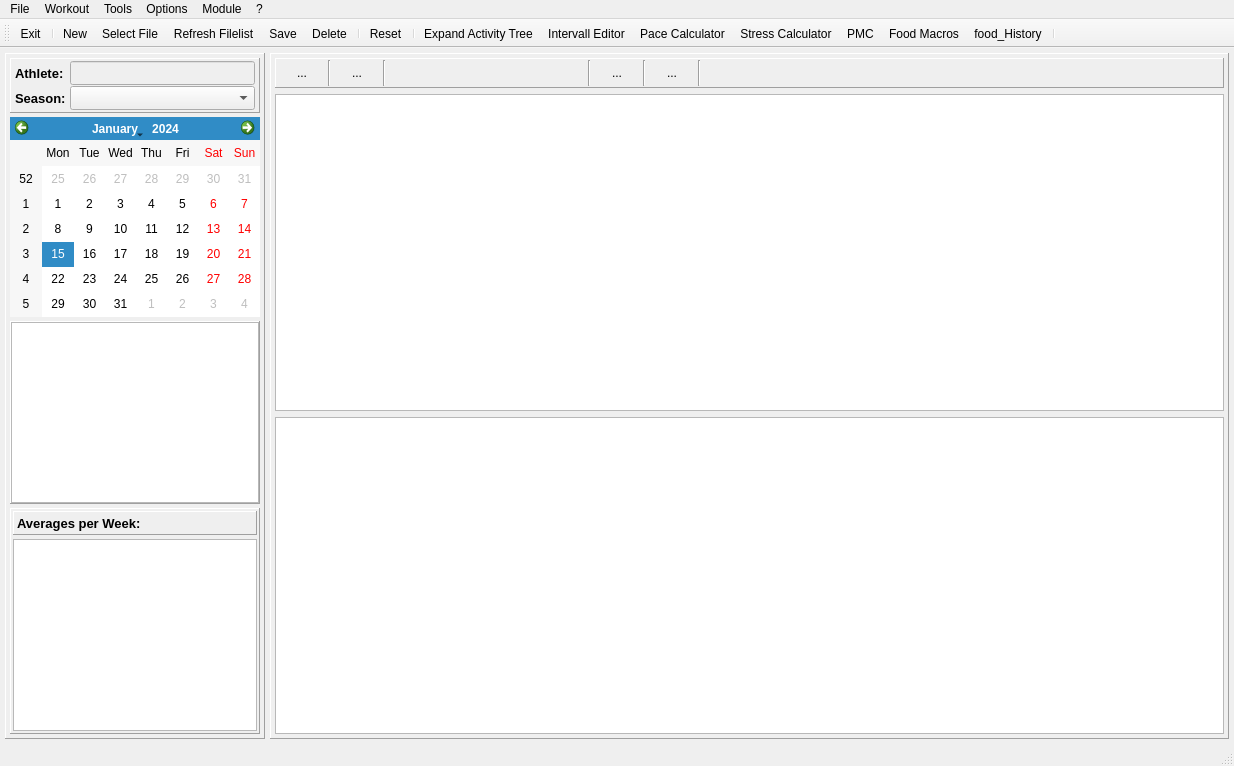
First picture: the form in mainwindow.ui, repository Tria-Andy/WorkoutEditor, before the edit.
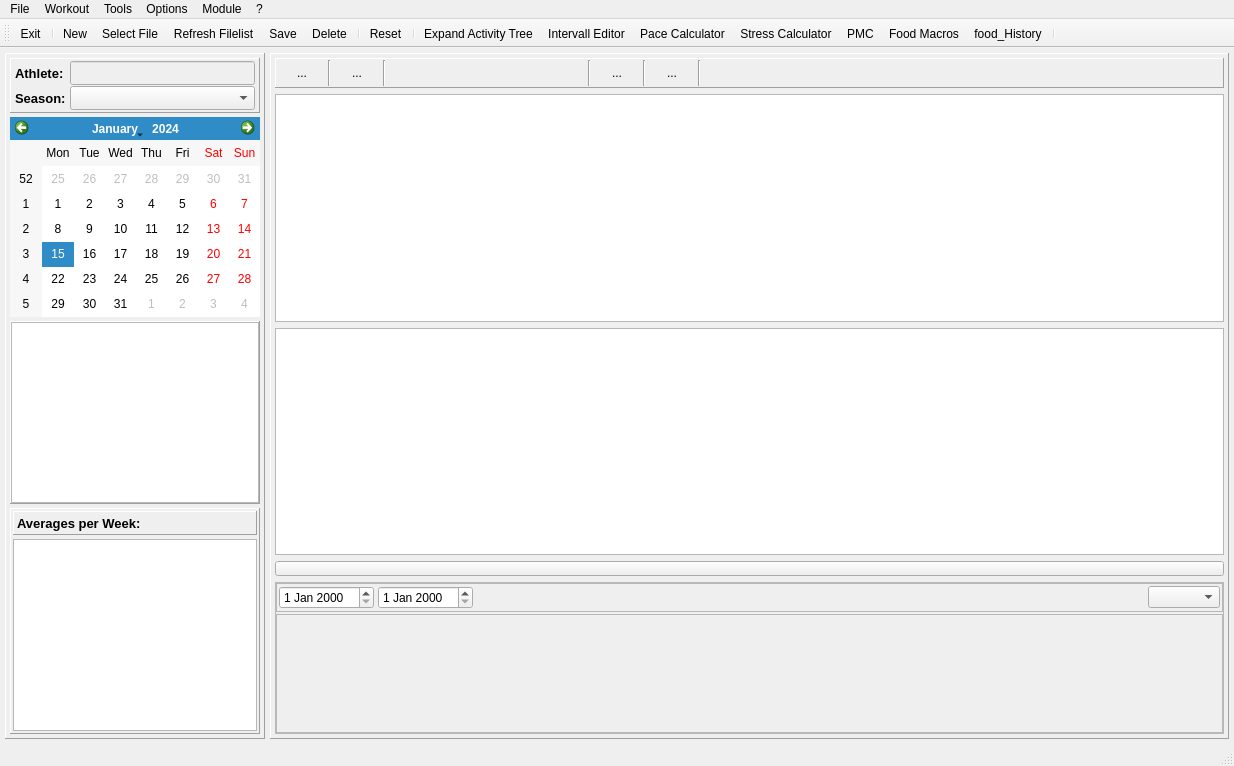
Second picture: the form after the edit. Icons and pictures are not drawn. Custom widgets are drawn as their Qt base class.

```diff
--- a/mainwindow.ui
+++ b/mainwindow.ui
@@ -663,10 +663,181 @@
             </widget>
            </item>
            <item>
-            <widget class="QTableWidget" name="tableWidget_schedule"/>
+            <widget class="QTableWidget" name="tableWidget_schedule">
+             <property name="sizePolicy">
+              <sizepolicy hsizetype="Expanding" vsizetype="Expanding">
+               <horstretch>0</horstretch>
+               <verstretch>3</verstretch>
+              </sizepolicy>
+             </property>
+            </widget>
            </item>
            <item>
-            <widget class="QTableWidget" name="tableWidget_saison"/>
+            <widget class="QTableWidget" name="tableWidget_saison">
+             <property name="sizePolicy">
+              <sizepolicy hsizetype="Expanding" vsizetype="Expanding">
+               <horstretch>0</horstretch>
+               <verstretch>3</verstretch>
+              </sizepolicy>
+             </property>
+            </widget>
+           </item>
+           <item>
+            <widget class="QPushButton" name="pushButton_stressPlot">
+             <property name="maximumSize">
+              <size>
+               <width>16777215</width>
+               <height>15</height>
+              </size>
+             </property>
+             <property name="text">
+              <string/>
+             </property>
+             <property name="checkable">
+              <bool>true</bool>
+             </property>
+             <property name="default">
+              <bool>false</bool>
+             </property>
+             <property name="flat">
+              <bool>false</bool>
+             </property>
+            </widget>
+           </item>
+           <item>
+            <widget class="QFrame" name="frame_PMC">
+             <property name="sizePolicy">
+              <sizepolicy hsizetype="Preferred" vsizetype="Preferred">
+               <horstretch>0</horstretch>
+               <verstretch>2</verstretch>
+              </sizepolicy>
+             </property>
+             <property name="frameShape">
+              <enum>QFrame::StyledPanel</enum>
+             </property>
+             <property name="frameShadow">
+              <enum>QFrame::Raised</enum>
+             </property>
+             <layout class="QVBoxLayout" name="verticalLayout_18">
+              <property name="spacing">
+               <number>2</number>
+              </property>
+              <property name="leftMargin">
+               <number>0</number>
+              </property>
+              <property name="topMargin">
+               <number>0</number>
+              </property>
+              <property name="rightMargin">
+               <number>0</number>
+              </property>
+              <property name="bottomMargin">
+               <number>0</number>
+              </property>
+              <item>
+               <widget class="QFrame" name="frame_pmeControl">
+                <property name="frameShape">
+                 <enum>QFrame::StyledPanel</enum>
+                </property>
+                <property name="frameShadow">
+                 <enum>QFrame::Raised</enum>
+                </property>
+                <layout class="QHBoxLayout" name="horizontalLayout_21">
+                 <property name="spacing">
+                  <number>4</number>
+                 </property>
+                 <property name="leftMargin">
+                  <number>2</number>
+                 </property>
+                 <property name="topMargin">
+                  <number>2</number>
+                 </property>
+                 <property name="rightMargin">
+                  <number>2</number>
+                 </property>
+                 <property name="bottomMargin">
+                  <number>2</number>
+                 </property>
+                 <item>
+                  <widget class="QDateEdit" name="dateEdit"/>
+                 </item>
+                 <item>
+                  <widget class="QDateEdit" name="dateEdit_2"/>
+                 </item>
+                 <item>
+                  <spacer name="horizontalSpacer_6">
+                   <property name="orientation">
+                    <enum>Qt::Horizontal</enum>
+                   </property>
+                   <property name="sizeHint" stdset="0">
+                    <size>
+                     <width>40</width>
+                     <height>20</height>
+                    </size>
+                   </property>
+                  </spacer>
+                 </item>
+                 <item>
+                  <widget class="QComboBox" name="comboBox"/>
+                 </item>
+                </layout>
+               </widget>
+              </item>
+              <item>
+               <widget class="QFrame" name="frame_pmcPlot">
+                <property name="sizePolicy">
+                 <sizepolicy hsizetype="Preferred" vsizetype="Preferred">
+                  <horstretch>0</horstretch>
+                  <verstretch>1</verstretch>
+                 </sizepolicy>
+                </property>
+                <property name="frameShape">
+                 <enum>QFrame::StyledPanel</enum>
+                </property>
+                <property name="frameShadow">
+                 <enum>QFrame::Raised</enum>
+                </property>
+                <layout class="QHBoxLayout" name="horizontalLayout_20">
+                 <property name="spacing">
+                  <number>4</number>
+                 </property>
+                 <property name="leftMargin">
+                  <number>2</number>
+                 </property>
+                 <property name="topMargin">
+                  <number>2</number>
+                 </property>
+                 <property name="rightMargin">
+                  <number>2</number>
+                 </property>
+                 <property name="bottomMargin">
+                  <number>2</number>
+                 </property>
+                 <item>
+                  <widget class="QCustomPlot" name="widget_stressPlot" native="true">
+                   <property name="sizePolicy">
+                    <sizepolicy hsizetype="Preferred" vsizetype="Preferred">
+                     <horstretch>2</horstretch>
+                     <verstretch>0</verstretch>
+                    </sizepolicy>
+                   </property>
+                  </widget>
+                 </item>
+                 <item>
+                  <widget class="QCustomPlot" name="widget_distributionPlot" native="true">
+                   <property name="sizePolicy">
+                    <sizepolicy hsizetype="Preferred" vsizetype="Preferred">
+                     <horstretch>1</horstretch>
+                     <verstretch>0</verstretch>
+                    </sizepolicy>
+                   </property>
+                  </widget>
+                 </item>
+                </layout>
+               </widget>
+              </item>
+             </layout>
+            </widget>
            </item>
           </layout>
          </widget>
```
